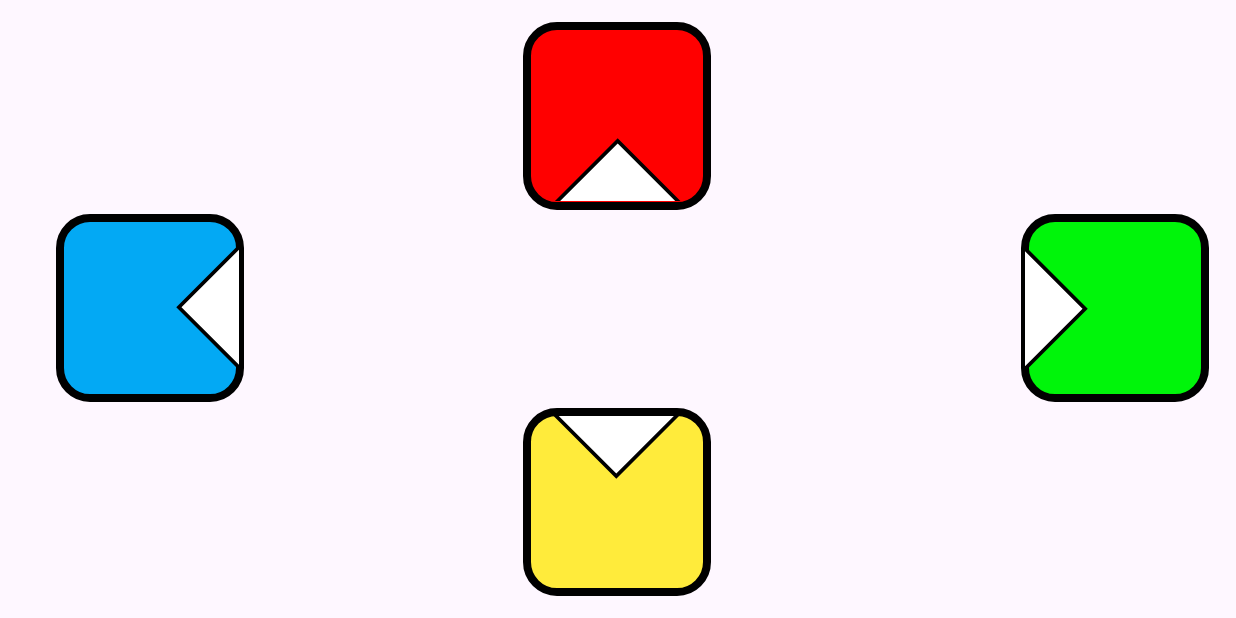
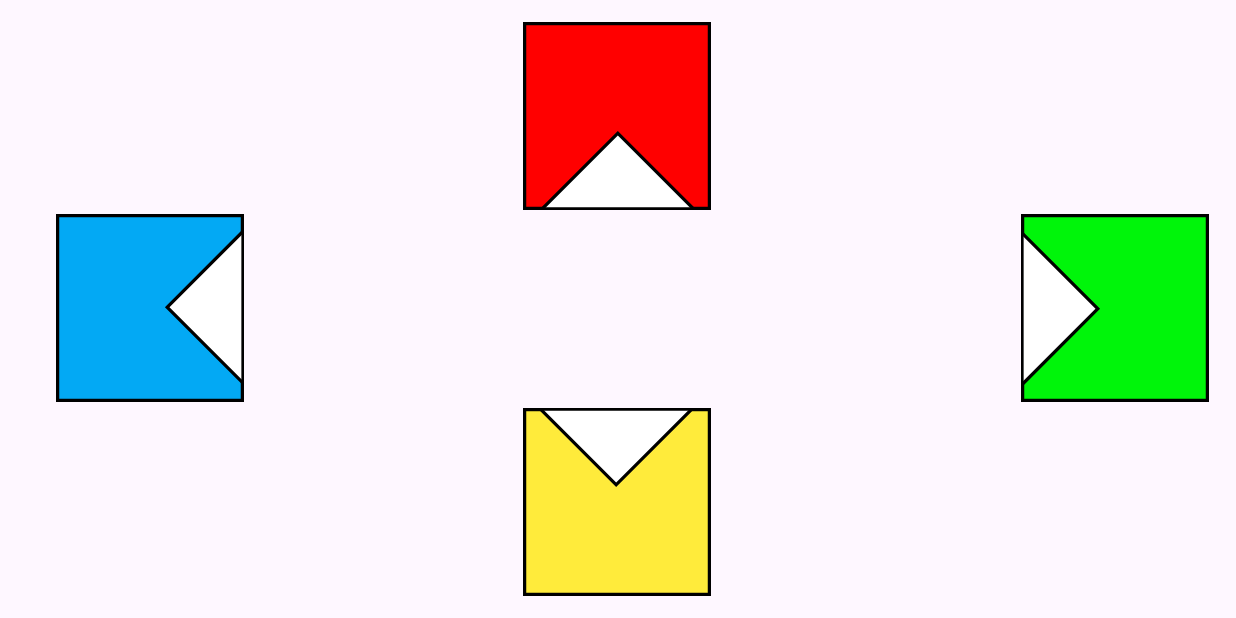
Before and after one commit to S00221754/SequenceAppMADProject, an Android app: the GameActivity screen opened directly, with no data from a screen before it, on a phone screen of 824 x 412 dp (held sideways). Run offline under Robolectric (Android 15) with nearby library versions, the phone set to English and light mode, and no system bars.

Commit message:
Fixed game tiles

```diff
--- a/app/src/main/res/drawable/game_tile_arrow.xml
+++ /dev/null
@@ -1,19 +0,0 @@
-<layer-list xmlns:android="http://schemas.android.com/apk/res/android">
-    <item>
-        <shape android:shape="rectangle">
-            <size android:width="300dp" android:height="300dp"/>
-
-        </shape>
-    </item>
-    <item>
-        <rotate android:fromDegrees="45" android:toDegrees="45"
-            android:pivotX="10%" android:pivotY="-45%" >
-            <shape android:shape="rectangle" >
-                <solid android:color="#ffffff" />
-                <stroke
-                    android:width="7dp"
-                    android:color="@color/black" />
-            </shape>
-        </rotate>
-    </item>
-</layer-list>
--- a/app/src/main/res/drawable/game_tile_blue.xml
+++ b/app/src/main/res/drawable/game_tile_blue.xml
@@ -1,5 +1,6 @@
 <?xml version="1.0" encoding="utf-8"?>
-<selector xmlns:android="http://schemas.android.com/apk/res/android">
+<layer-list xmlns:android="http://schemas.android.com/apk/res/android">
+
     <item>
 
         <shape xmlns:android="http://schemas.android.com/apk/res/android">
@@ -7,7 +8,7 @@
             <stroke
                 android:width="5dp"
                 android:color="@color/black" />
-            <corners android:radius="20dp" />
+
             <padding
                 android:bottom="5dp"
                 android:left="5dp"
@@ -15,4 +16,35 @@
                 android:top="5dp" />
         </shape>
     </item>
-</selector>
+    <item>
+        <shape android:shape="rectangle">
+            <size android:width="300dp" android:height="300dp"/>
+
+        </shape>
+    </item>
+    <item>
+        <rotate android:fromDegrees="45" android:toDegrees="45"
+            android:pivotX="10%" android:pivotY="-45%" >
+            <shape android:shape="rectangle" >
+                <solid android:color="#ffffff" />
+                <stroke
+                    android:width="5dp"
+                    android:color="@color/black" />
+            </shape>
+        </rotate>
+    </item>
+    <item android:left="-306dp">
+        <rotate android:fromDegrees="90">
+            <shape android:shape="line">
+                <solid android:color="#ffffff" />
+                <stroke
+                    android:width="5dp"
+                    android:color="@color/black" />
+            </shape>
+        </rotate>
+        <size
+            android:width="50dp"
+            android:height="5dp" />
+    </item>
+
+</layer-list>
--- a/app/src/main/res/drawable/game_tile_green.xml
+++ b/app/src/main/res/drawable/game_tile_green.xml
@@ -1,5 +1,6 @@
 <?xml version="1.0" encoding="utf-8"?>
-<selector xmlns:android="http://schemas.android.com/apk/res/android">
+<layer-list xmlns:android="http://schemas.android.com/apk/res/android">
+
     <item>
 
         <shape xmlns:android="http://schemas.android.com/apk/res/android">
@@ -7,7 +8,7 @@
             <stroke
                 android:width="5dp"
                 android:color="@color/black" />
-            <corners android:radius="20dp" />
+
             <padding
                 android:bottom="5dp"
                 android:left="5dp"
@@ -15,4 +16,35 @@
                 android:top="5dp" />
         </shape>
     </item>
-</selector>
+    <item>
+        <shape android:shape="rectangle">
+            <size android:width="300dp" android:height="300dp"/>
+
+        </shape>
+    </item>
+    <item>
+        <rotate android:fromDegrees="45" android:toDegrees="45"
+            android:pivotX="10%" android:pivotY="-45%" >
+            <shape android:shape="rectangle" >
+                <solid android:color="#ffffff" />
+                <stroke
+                    android:width="5dp"
+                    android:color="@color/black" />
+            </shape>
+        </rotate>
+    </item>
+    <item android:left="-306dp">
+        <rotate android:fromDegrees="90">
+            <shape android:shape="line">
+                <solid android:color="#ffffff" />
+                <stroke
+                    android:width="5dp"
+                    android:color="@color/black" />
+            </shape>
+        </rotate>
+        <size
+            android:width="50dp"
+            android:height="5dp" />
+    </item>
+
+</layer-list>
--- a/app/src/main/res/drawable/game_tile_red.xml
+++ b/app/src/main/res/drawable/game_tile_red.xml
@@ -1,5 +1,6 @@
 <?xml version="1.0" encoding="utf-8"?>
-<selector xmlns:android="http://schemas.android.com/apk/res/android">
+<layer-list xmlns:android="http://schemas.android.com/apk/res/android">
+
     <item>
 
         <shape xmlns:android="http://schemas.android.com/apk/res/android">
@@ -7,7 +8,7 @@
             <stroke
                 android:width="5dp"
                 android:color="@color/black" />
-            <corners android:radius="20dp" />
+
             <padding
                 android:bottom="5dp"
                 android:left="5dp"
@@ -15,4 +16,35 @@
                 android:top="5dp" />
         </shape>
     </item>
-</selector>
+    <item>
+        <shape android:shape="rectangle">
+            <size android:width="300dp" android:height="300dp"/>
+
+        </shape>
+    </item>
+    <item>
+        <rotate android:fromDegrees="45" android:toDegrees="45"
+            android:pivotX="10%" android:pivotY="-45%" >
+            <shape android:shape="rectangle" >
+                <solid android:color="#ffffff" />
+                <stroke
+                    android:width="5dp"
+                    android:color="@color/black" />
+            </shape>
+        </rotate>
+    </item>
+    <item android:left="-306dp">
+        <rotate android:fromDegrees="90">
+            <shape android:shape="line">
+                <solid android:color="#ffffff" />
+                <stroke
+                    android:width="5dp"
+                    android:color="@color/black" />
+            </shape>
+        </rotate>
+        <size
+            android:width="50dp"
+            android:height="5dp" />
+    </item>
+
+</layer-list>
--- a/app/src/main/res/drawable/game_tile_yellow.xml
+++ b/app/src/main/res/drawable/game_tile_yellow.xml
@@ -1,5 +1,6 @@
 <?xml version="1.0" encoding="utf-8"?>
-<selector xmlns:android="http://schemas.android.com/apk/res/android">
+<layer-list xmlns:android="http://schemas.android.com/apk/res/android">
+
     <item>
 
         <shape xmlns:android="http://schemas.android.com/apk/res/android">
@@ -7,7 +8,7 @@
             <stroke
                 android:width="5dp"
                 android:color="@color/black" />
-            <corners android:radius="20dp" />
+
             <padding
                 android:bottom="5dp"
                 android:left="5dp"
@@ -15,4 +16,35 @@
                 android:top="5dp" />
         </shape>
     </item>
-</selector>
+    <item>
+        <shape android:shape="rectangle">
+            <size android:width="300dp" android:height="300dp"/>
+
+        </shape>
+    </item>
+    <item>
+        <rotate android:fromDegrees="45" android:toDegrees="45"
+            android:pivotX="10%" android:pivotY="-45%" >
+            <shape android:shape="rectangle" >
+                <solid android:color="#ffffff" />
+                <stroke
+                    android:width="5dp"
+                    android:color="@color/black" />
+            </shape>
+        </rotate>
+    </item>
+    <item android:left="-306dp">
+        <rotate android:fromDegrees="90">
+            <shape android:shape="line">
+                <solid android:color="#ffffff" />
+                <stroke
+                    android:width="5dp"
+                    android:color="@color/black" />
+            </shape>
+        </rotate>
+        <size
+            android:width="50dp"
+            android:height="5dp" />
+    </item>
+
+</layer-list>
--- a/app/src/main/res/layout/activity_game.xml
+++ b/app/src/main/res/layout/activity_game.xml
@@ -14,6 +14,7 @@
         android:src="@drawable/game_tile_blue"
         app:layout_constraintBottom_toBottomOf="parent"
         app:layout_constraintEnd_toEndOf="parent"
+        android:rotation="180"
         app:layout_constraintHorizontal_bias="0.053"
         app:layout_constraintStart_toStartOf="parent"
         app:layout_constraintTop_toTopOf="parent"
@@ -25,6 +26,7 @@
         android:layout_height="125dp"
         android:src="@drawable/game_tile_red"
         app:layout_constraintBottom_toBottomOf="parent"
+        android:rotation="270"
         app:layout_constraintEnd_toEndOf="parent"
         app:layout_constraintHorizontal_bias="0.499"
         app:layout_constraintStart_toStartOf="parent"
@@ -48,6 +50,7 @@
         android:layout_width="125dp"
         android:layout_height="125dp"
         android:src="@drawable/game_tile_yellow"
+        android:rotation="90"
         app:layout_constraintBottom_toBottomOf="parent"
         app:layout_constraintEnd_toEndOf="parent"
         app:layout_constraintHorizontal_bias="0.499"
@@ -55,57 +58,9 @@
         app:layout_constraintTop_toTopOf="parent"
         app:layout_constraintVertical_bias="0.948" />
 
-    <ImageView
-    android:id="@+id/arrow1"
-    android:layout_width="100dp"
-    android:layout_height="100dp"
-    android:rotation="180"
-    android:src="@drawable/game_tile_arrow"
-    app:layout_constraintBottom_toBottomOf="parent"
-    app:layout_constraintEnd_toEndOf="parent"
-    app:layout_constraintHorizontal_bias="0.082"
-    app:layout_constraintStart_toStartOf="parent"
-    app:layout_constraintTop_toTopOf="parent"
-    app:layout_constraintVertical_bias="0.498" />
 
-    <ImageView
-        android:id="@+id/arrow2"
-        android:layout_width="100dp"
-        android:layout_height="100dp"
-        android:rotation="90"
-        android:src="@drawable/game_tile_arrow"
-        app:layout_constraintBottom_toBottomOf="parent"
-        app:layout_constraintEnd_toEndOf="parent"
-        app:layout_constraintHorizontal_bias="0.499"
-        app:layout_constraintStart_toStartOf="parent"
-        app:layout_constraintTop_toTopOf="parent"
-        app:layout_constraintVertical_bias="0.889" />
 
-    <ImageView
-        android:id="@+id/arrow3"
-        android:layout_width="100dp"
-        android:layout_height="100dp"
-        android:rotation="270"
-        android:src="@drawable/game_tile_arrow"
-        app:layout_constraintBottom_toBottomOf="parent"
-        app:layout_constraintEnd_toEndOf="parent"
-        app:layout_constraintHorizontal_bias="0.499"
-        app:layout_constraintStart_toStartOf="parent"
-        app:layout_constraintTop_toTopOf="parent"
-        app:layout_constraintVertical_bias="0.110" />
 
-    <ImageView
-        android:id="@+id/arrow4"
-        android:layout_width="100dp"
-        android:layout_height="100dp"
-        android:rotation="0"
-        android:src="@drawable/game_tile_arrow"
-        app:layout_constraintBottom_toBottomOf="parent"
-        app:layout_constraintEnd_toEndOf="parent"
-        app:layout_constraintHorizontal_bias="0.944"
-        app:layout_constraintStart_toStartOf="parent"
-        app:layout_constraintTop_toTopOf="parent"
-        app:layout_constraintVertical_bias="0.498" />
 
 
 </androidx.constraintlayout.widget.ConstraintLayout>
```
